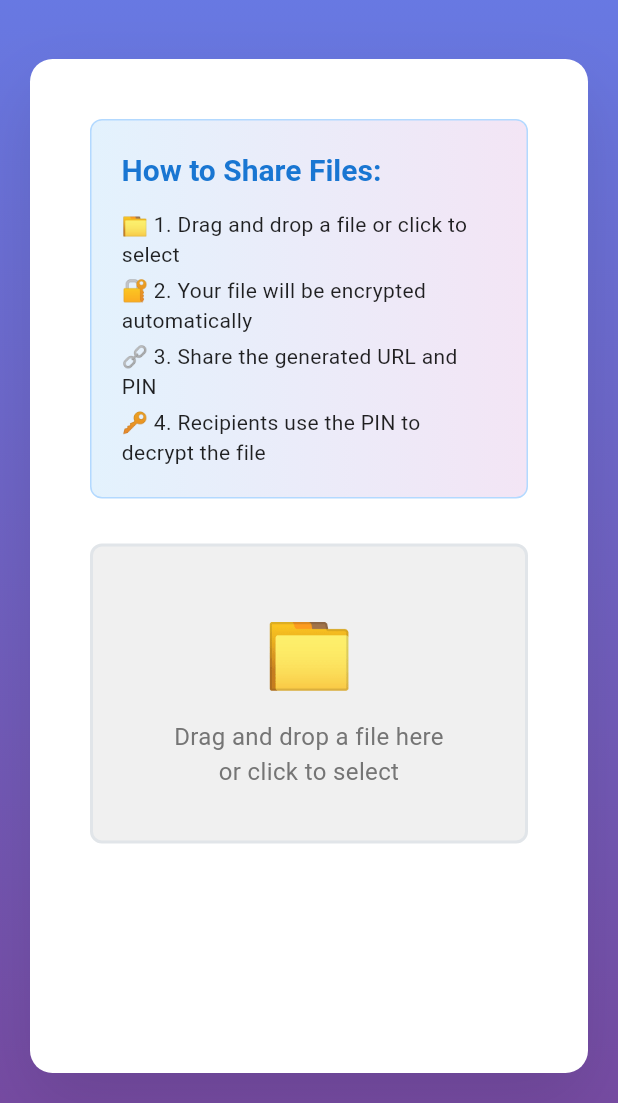
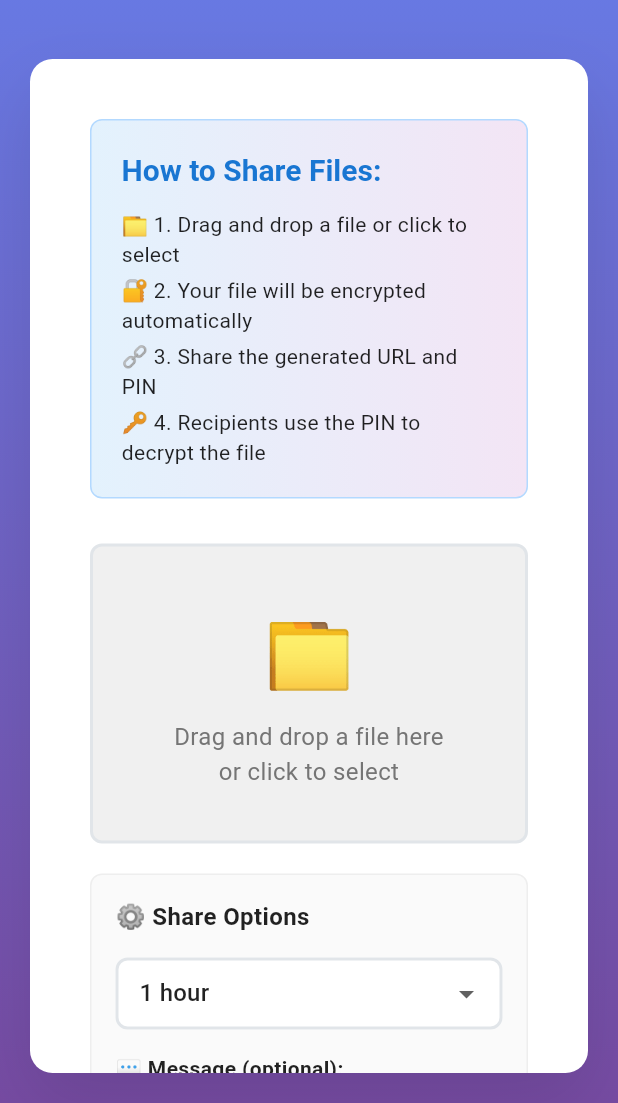
Before and after one commit to cconstab/furl, a Flutter app: the FileSharePage screen opened directly, on a phone screen of 412 x 824 dp, the part 133-1236 px from its top. Run offline on Flutter 3.47's test engine with Material 3 defaults, Android fonts, the phone set to English and light mode, and no system bars; our stand-ins replace dio, file_picker, flutter_bloc; missing offline and left inert: at_client_mobile, at_onboarding_flutter, at_utils, desktop_drop, encrypt, pointycastle.

Commit message:
feat: time and message working

```diff
--- a/flutter_furl/lib/features/file_share/file_share_page.dart
+++ b/flutter_furl/lib/features/file_share/file_share_page.dart
@@ -8,8 +8,16 @@ import 'package:desktop_drop/desktop_drop.dart';
 import 'dart:io';
 import 'dart:math';
 
-class FileSharePage extends StatelessWidget {
+class FileSharePage extends StatefulWidget {
   const FileSharePage({super.key});
+
+  @override
+  State<FileSharePage> createState() => _FileSharePageState();
+}
+
+class _FileSharePageState extends State<FileSharePage> {
+  String _selectedTtl = '1h'; // Default 1 hour
+  String? _customMessage;
 
   @override
   Widget build(BuildContext context) {
@@ -153,6 +161,62 @@ class FileSharePage extends StatelessWidget {
                             // File Drop Zone
                             _buildDropZone(context, state),
 
+                            const SizedBox(height: 20),
+
+                            // Share Options Section (always visible)
+                            Container(
+                              padding: const EdgeInsets.all(16),
+                              decoration: BoxDecoration(
+                                color: Colors.grey.shade50,
+                                borderRadius: BorderRadius.circular(8),
+                                border: Border.all(color: Colors.grey.shade200),
+                              ),
+                              child: Column(
+                                crossAxisAlignment: CrossAxisAlignment.start,
+                                children: [
+                                  const Text(
+                                    '⚙️ Share Options',
+                                    style: TextStyle(fontSize: 16, fontWeight: FontWeight.bold),
+                                  ),
+                                  const SizedBox(height: 16),
+                                  ShareOptionsWidget(
+                                    initialTtl: _selectedTtl,
+                                    initialMessage: _customMessage,
+                                    onTtlChanged: (ttl) => setState(() => _selectedTtl = ttl),
+                                    onMessageChanged: (message) => setState(() => _customMessage = message),
+                                  ),
+                                ],
+                              ),
+                            ),
+
+                            const SizedBox(height: 20),
+
+                            // Share Button (only visible when file is selected)
+                            if (state is FileSelected) ...[
+                              ElevatedButton(
+                                onPressed: () {
+                                  final file = state.file;
+                                  final fileName = file.path.split('/').last;
+                                  context.read<FileShareCubit>().shareFile(
+                                    file,
+                                    fileName,
+                                    ttl: _selectedTtl,
+                                    message: _customMessage?.trim().isEmpty == true ? null : _customMessage?.trim(),
+                                  );
+                                },
+                                style: ElevatedButton.styleFrom(
+                                  backgroundColor: const Color(0xFF667eea),
+                                  foregroundColor: Colors.white,
+                                  padding: const EdgeInsets.symmetric(horizontal: 30, vertical: 15),
+                                  shape: RoundedRectangleBorder(borderRadius: BorderRadius.circular(8)),
+                                ),
+                                child: const Text(
+                                  '🔐 Encrypt and Share',
+                                  style: TextStyle(fontSize: 16, fontWeight: FontWeight.w600),
+                                ),
+                              ),
+                            ],
+
                             const SizedBox(height: 30),
 
                             // Upload Progress or Results
@@ -254,26 +318,6 @@ class FileSharePage extends StatelessWidget {
                     'Drag and drop a file here\nor click to select',
                     textAlign: TextAlign.center,
                     style: TextStyle(fontSize: 16, color: Colors.grey.shade600, fontWeight: FontWeight.normal),
-                  ),
-                ],
-                if (state is FileSelected) ...[
-                  const SizedBox(height: 20),
-                  ElevatedButton(
-                    onPressed: () {
-                      final file = state.file;
-                      final fileName = file.path.split('/').last;
-                      context.read<FileShareCubit>().shareFile(file, fileName);
-                    },
-                    style: ElevatedButton.styleFrom(
-                      backgroundColor: const Color(0xFF667eea),
-                      foregroundColor: Colors.white,
-                      padding: const EdgeInsets.symmetric(horizontal: 30, vertical: 15),
-                      shape: RoundedRectangleBorder(borderRadius: BorderRadius.circular(8)),
-                    ),
-                    child: const Text(
-                      '🔐 Encrypt and Share',
-                      style: TextStyle(fontSize: 16, fontWeight: FontWeight.w600),
-                    ),
                   ),
                 ],
               ],
@@ -676,3 +720,113 @@ void _selectFile(BuildContext context) async {
     ScaffoldMessenger.of(context).showSnackBar(SnackBar(content: Text('Error selecting file: $e')));
   }
 }
+
+class ShareOptionsWidget extends StatefulWidget {
+  final String initialTtl;
+  final String? initialMessage;
+  final Function(String) onTtlChanged;
+  final Function(String?) onMessageChanged;
+
+  const ShareOptionsWidget({
+    super.key,
+    required this.initialTtl,
+    this.initialMessage,
+    required this.onTtlChanged,
+    required this.onMessageChanged,
+  });
+
+  @override
+  State<ShareOptionsWidget> createState() => _ShareOptionsWidgetState();
+}
+
+class _ShareOptionsWidgetState extends State<ShareOptionsWidget> {
+  late String _selectedTtl;
+  late TextEditingController _messageController;
+
+  final List<Map<String, String>> _ttlOptions = [
+    {'value': '30m', 'label': '30 minutes'},
+    {'value': '1h', 'label': '1 hour'},
+    {'value': '2h', 'label': '2 hours'},
+    {'value': '6h', 'label': '6 hours'},
+    {'value': '1d', 'label': '1 day'},
+    {'value': '3d', 'label': '3 days'},
+    {'value': '6d', 'label': '6 days'},
+  ];
+
+  @override
+  void initState() {
+    super.initState();
+    _selectedTtl = widget.initialTtl;
+    _messageController = TextEditingController(text: widget.initialMessage ?? '');
+  }
+
+  @override
+  void dispose() {
+    _messageController.dispose();
+    super.dispose();
+  }
+
+  @override
+  Widget build(BuildContext context) {
+    return Column(
+      crossAxisAlignment: CrossAxisAlignment.start,
+      children: [
+        // TTL Dropdown
+        DropdownButtonFormField<String>(
+          value: _selectedTtl,
+          decoration: InputDecoration(
+            contentPadding: const EdgeInsets.symmetric(horizontal: 12, vertical: 8),
+            border: OutlineInputBorder(
+              borderRadius: BorderRadius.circular(6),
+              borderSide: BorderSide(color: Colors.grey.shade300),
+            ),
+            focusedBorder: OutlineInputBorder(
+              borderRadius: BorderRadius.circular(6),
+              borderSide: const BorderSide(color: Color(0xFF667eea)),
+            ),
+          ),
+          items: _ttlOptions.map((option) {
+            return DropdownMenuItem<String>(
+              value: option['value'],
+              child: Text(option['label']!),
+            );
+          }).toList(),
+          onChanged: (value) {
+            setState(() {
+              _selectedTtl = value!;
+            });
+            widget.onTtlChanged(value!);
+          },
+        ),
+
+        const SizedBox(height: 16),
+
+        // Message Field
+        const Text('💬 Message (optional):', style: TextStyle(fontSize: 14, fontWeight: FontWeight.w600)),
+        const SizedBox(height: 8),
+        TextField(
+          controller: _messageController,
+          decoration: InputDecoration(
+            hintText: 'Add a message for the recipient (max 140 characters)',
+            contentPadding: const EdgeInsets.symmetric(horizontal: 12, vertical: 8),
+            border: OutlineInputBorder(
+              borderRadius: BorderRadius.circular(6),
+              borderSide: BorderSide(color: Colors.grey.shade300),
+            ),
+            focusedBorder: OutlineInputBorder(
+              borderRadius: BorderRadius.circular(6),
+              borderSide: const BorderSide(color: Color(0xFF667eea)),
+            ),
+            suffixText: '${_messageController.text.length}/140',
+          ),
+          maxLength: 140,
+          maxLines: 2,
+          onChanged: (value) {
+            setState(() {}); // Trigger rebuild to update character count
+            widget.onMessageChanged(value.trim().isEmpty ? null : value.trim());
+          },
+        ),
+      ],
+    );
+  }
+}
```
Also changed, not shown: flutter_furl/lib/features/file_share/cubit/file_share_cubit.dart (+30 -5 lines).
